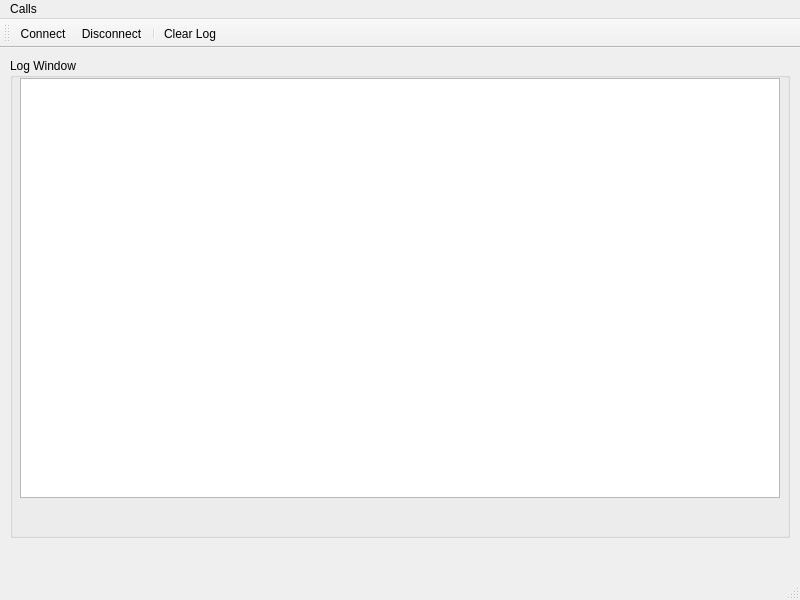
Above: src/main/cannabus_control.ui from Clever0ne/CannabusControl before the change. Below: the same form after it.
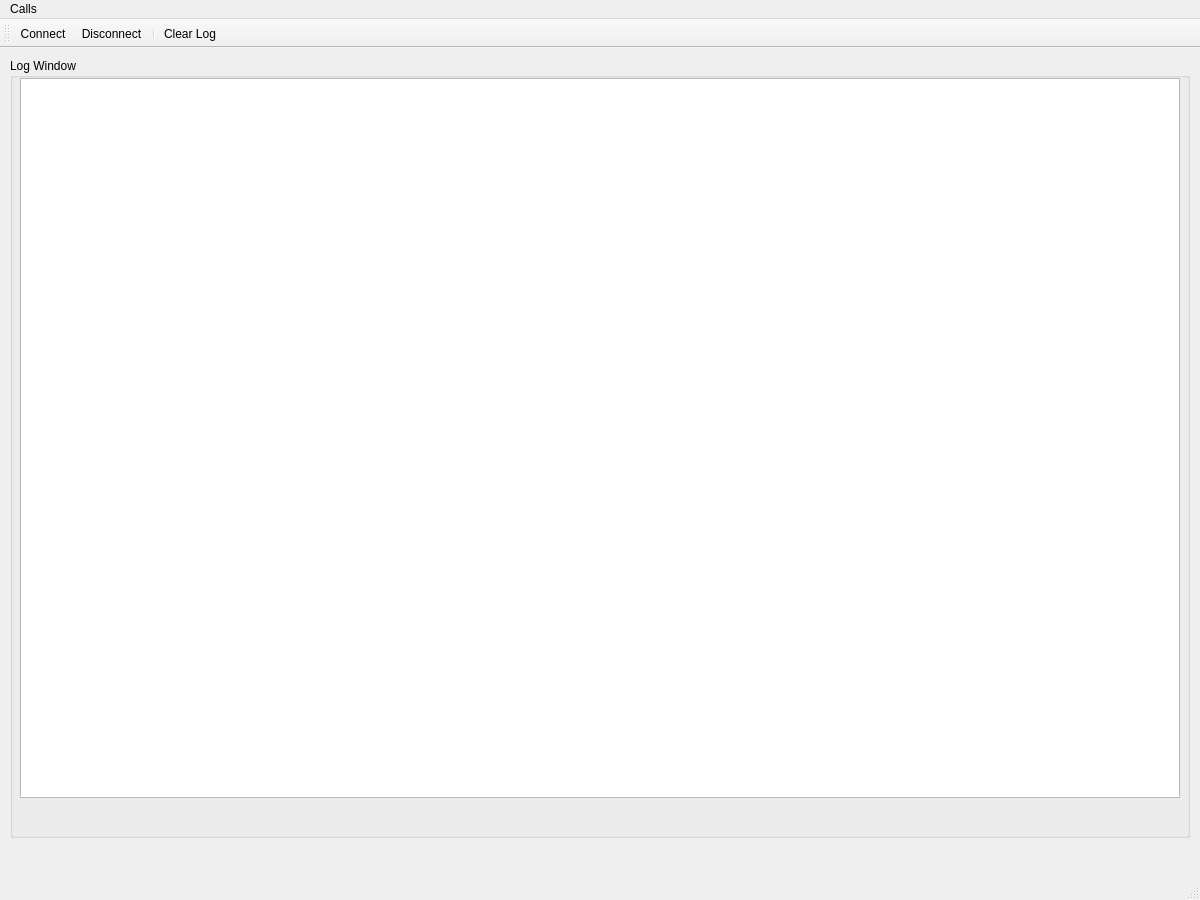
That is the form after the change. Icons and pictures are not drawn.

Commit message: Первая версия окно лога, вероятно, готова к испытаниям.

The edit to the form file:
```diff
--- a/src/main/cannabus_control.ui
+++ b/src/main/cannabus_control.ui
@@ -6,8 +6,8 @@
    <rect>
     <x>0</x>
     <y>0</y>
-    <width>800</width>
-    <height>600</height>
+    <width>1200</width>
+    <height>900</height>
    </rect>
   </property>
   <property name="windowTitle">
@@ -19,8 +19,8 @@
      <rect>
       <x>10</x>
       <y>10</y>
-      <width>780</width>
-      <height>480</height>
+      <width>1180</width>
+      <height>780</height>
      </rect>
     </property>
     <property name="title">
@@ -31,8 +31,8 @@
       <rect>
        <x>10</x>
        <y>20</y>
-       <width>760</width>
-       <height>420</height>
+       <width>1160</width>
+       <height>720</height>
       </rect>
      </property>
      <property name="font">
@@ -46,8 +46,8 @@
      <property name="geometry">
       <rect>
        <x>10</x>
-       <y>450</y>
-       <width>760</width>
+       <y>750</y>
+       <width>1160</width>
        <height>20</height>
       </rect>
      </property>
@@ -62,7 +62,7 @@
     <rect>
      <x>0</x>
      <y>0</y>
-     <width>800</width>
+     <width>1200</width>
      <height>26</height>
     </rect>
    </property>
```
The commit also changes 7 other files.
